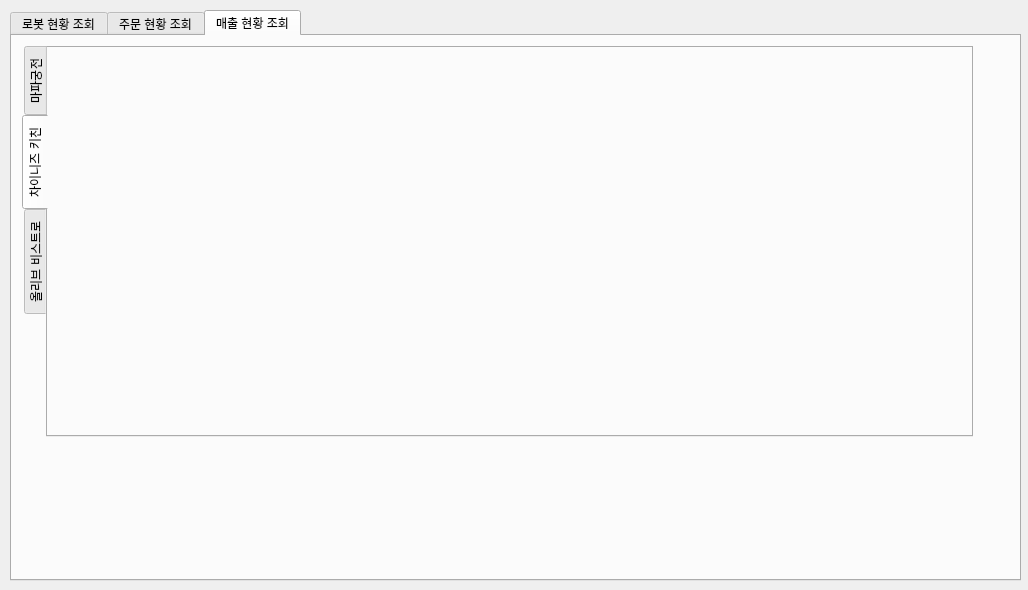
The window that src/servee_gui/manager_gui/servee_manager.ui (addinedu-ros-6th/ros-repo-2) describes before a commit, drawn with Qt 5.
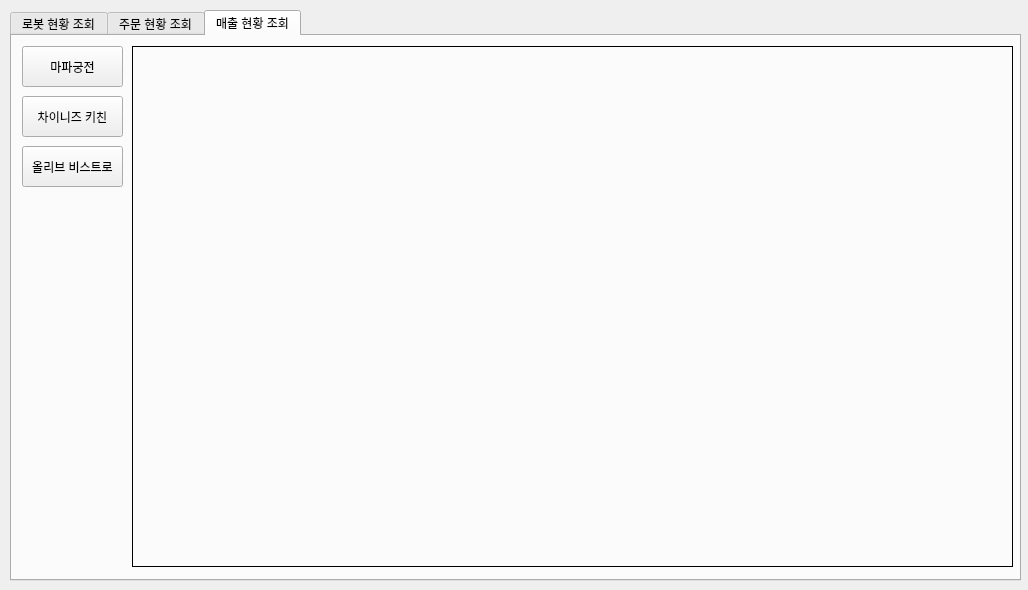
The same window after the commit. The open tabs and pages were chosen to show the change.

Commit message: add: add separate page for each stores in store sales tab SVRB-33

```diff
--- a/src/servee_gui/manager_gui/servee_manager.ui
+++ b/src/servee_gui/manager_gui/servee_manager.ui
@@ -196,39 +196,63 @@
      <attribute name="title">
       <string>매출 현황 조회</string>
      </attribute>
-     <widget class="QTabWidget" name="tabWidget">
+     <widget class="QStackedWidget" name="stacked_store_info">
       <property name="geometry">
        <rect>
-        <x>10</x>
+        <x>120</x>
         <y>10</y>
-        <width>951</width>
-        <height>391</height>
+        <width>881</width>
+        <height>521</height>
        </rect>
       </property>
-      <property name="tabPosition">
-       <enum>QTabWidget::West</enum>
-      </property>
-      <property name="tabShape">
-       <enum>QTabWidget::Rounded</enum>
+      <property name="frameShape">
+       <enum>QFrame::Box</enum>
       </property>
       <property name="currentIndex">
        <number>1</number>
       </property>
-      <widget class="QWidget" name="tab_4">
-       <attribute name="title">
-        <string>마파궁전</string>
-       </attribute>
-      </widget>
-      <widget class="QWidget" name="tab_5">
-       <attribute name="title">
-        <string>차이니즈 키친</string>
-       </attribute>
-      </widget>
-      <widget class="QWidget" name="tab_6">
-       <attribute name="title">
-        <string>올리브 비스트로</string>
-       </attribute>
-      </widget>
+      <widget class="QWidget" name="page"/>
+      <widget class="QWidget" name="page_2"/>
+      <widget class="QWidget" name="page_3"/>
+     </widget>
+     <widget class="QPushButton" name="btn_store_1">
+      <property name="geometry">
+       <rect>
+        <x>10</x>
+        <y>10</y>
+        <width>101</width>
+        <height>41</height>
+       </rect>
+      </property>
+      <property name="text">
+       <string>마파궁전</string>
+      </property>
+     </widget>
+     <widget class="QPushButton" name="btn_store_2">
+      <property name="geometry">
+       <rect>
+        <x>10</x>
+        <y>60</y>
+        <width>101</width>
+        <height>41</height>
+       </rect>
+      </property>
+      <property name="text">
+       <string>차이니즈 키친</string>
+      </property>
+     </widget>
+     <widget class="QPushButton" name="btn_store_3">
+      <property name="geometry">
+       <rect>
+        <x>10</x>
+        <y>110</y>
+        <width>101</width>
+        <height>41</height>
+       </rect>
+      </property>
+      <property name="text">
+       <string>올리브 비스트로</string>
+      </property>
      </widget>
     </widget>
    </widget>
```
Left out of the diff: 8 changed lines with no effect on the pictures. The commit also changes 1 other file.
